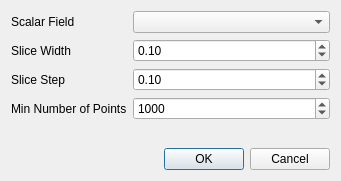
luca-penasa/vombat, file vombatlib/dialogs/split_point_cloud_dlg.ui: the form before one commit.
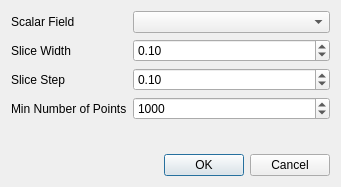
The form after the commit. Custom widgets are drawn as their Qt base class.

What changed in the file:
```diff
--- a/vombatlib/dialogs/split_point_cloud_dlg.ui
+++ b/vombatlib/dialogs/split_point_cloud_dlg.ui
@@ -7,7 +7,7 @@
     <x>0</x>
     <y>0</y>
     <width>341</width>
-    <height>181</height>
+    <height>187</height>
    </rect>
   </property>
   <property name="windowTitle">
```
Left out of the diff: 2 changed lines with no effect on the pictures.
